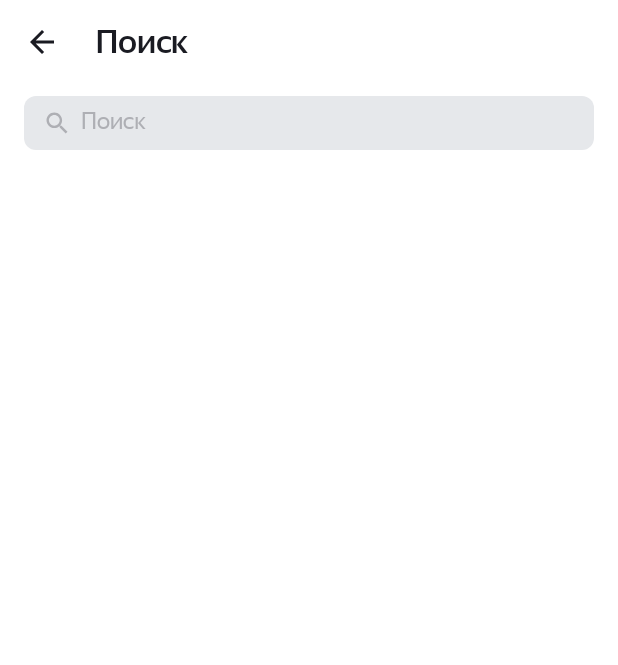
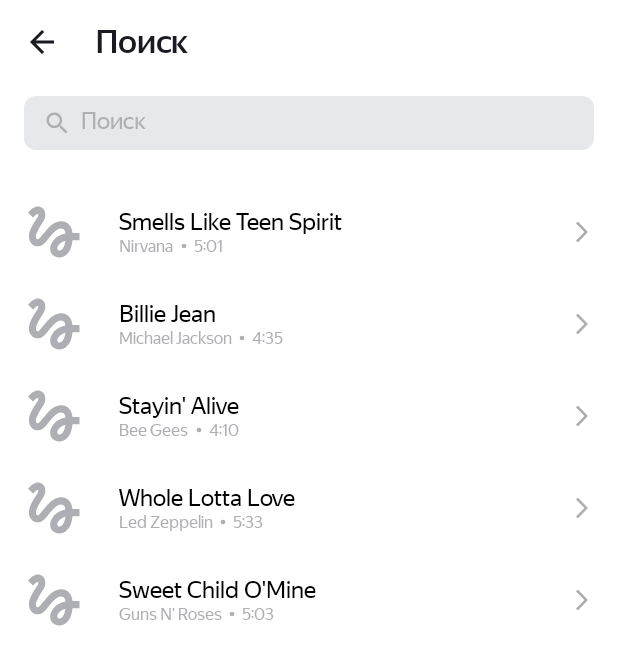
Before and after one commit to nemislimus/Playlist_Maker, an Android app: the SearchActivity screen opened directly, with no data from a screen before it, on a phone screen of 412 x 824 dp. Shown: the top 665 px of the screen. Run offline under Robolectric (Android 15) with nearby library versions, the phone set to English and light mode, and no system bars; pictures from the network do not load.

Commit message:
Сделал ДЗ по 10-му спринту

```diff
--- a/app/build.gradle.kts
+++ b/app/build.gradle.kts
@@ -43,6 +43,8 @@ dependencies {
     implementation("androidx.constraintlayout:constraintlayout:2.1.4")
     implementation("androidx.core:core-ktx:+")
     testImplementation("junit:junit:4.13.2")
+    implementation("com.github.bumptech.glide:glide:4.14.2")
+    annotationProcessor("com.github.bumptech.glide:compiler:4.14.2")
     androidTestImplementation("androidx.test.ext:junit:1.1.5")
     androidTestImplementation("androidx.test.espresso:espresso-core:3.5.1")
 }
--- a/app/src/main/AndroidManifest.xml
+++ b/app/src/main/AndroidManifest.xml
@@ -1,6 +1,8 @@
 <?xml version="1.0" encoding="utf-8"?>
 <manifest xmlns:android="http://schemas.android.com/apk/res/android"
     xmlns:tools="http://schemas.android.com/tools">
+
+    <uses-permission android:name="android.permission.INTERNET"/>
 
     <application
         android:allowBackup="true"
--- a/app/src/main/java/com/practicum/playlistmaker/SearchActivity.kt
+++ b/app/src/main/java/com/practicum/playlistmaker/SearchActivity.kt
@@ -11,12 +11,47 @@ import android.widget.Button
 import android.widget.EditText
 import android.widget.ImageView
 import android.widget.Toast
+import androidx.recyclerview.widget.LinearLayoutManager
+import androidx.recyclerview.widget.RecyclerView
 
 class SearchActivity : AppCompatActivity() {
 
-    private var searchBarTextValue: String? =
-        null  // сюда будем записывать текст из поисковой строки
+    private var searchBarTextValue: String? = null
     private lateinit var searchBar: EditText
+
+    // create mock data_list
+    private val trackListMock = arrayListOf(
+        Track(
+            "Smells Like Teen Spirit",
+            "Nirvana",
+            "5:01",
+            "https://is5-ssl.mzstatic.com/image/thumb/Music115/v4/7b/58/c2/7b58c21a-2b51-2bb2-e59a-9bb9b96ad8c3/00602567924166.rgb.jpg/100x100bb.jpg"
+        ),
+        Track(
+            "Billie Jean",
+            "Michael Jackson",
+            "4:35",
+            "https://is5-ssl.mzstatic.com/image/thumb/Music125/v4/3d/9d/38/3d9d3811-71f0-3a0e-1ada-3004e56ff852/827969428726.jpg/100x100bb.jpg"
+        ),
+        Track(
+            "Stayin' Alive",
+            "Bee Gees",
+            "4:10",
+            "https://is4-ssl.mzstatic.com/image/thumb/Music115/v4/1f/80/1f/1f801fc1-8c0f-ea3e-d3e5-387c6619619e/16UMGIM86640.rgb.jpg/100x100bb.jpg"
+        ),
+        Track(
+            "Whole Lotta Love",
+            "Led Zeppelin",
+            "5:33",
+            "https://is2-ssl.mzstatic.com/image/thumb/Music62/v4/7e/17/e3/7e17e33f-2efa-2a36-e916-7f808576cf6b/mzm.fyigqcbs.jpg/100x100bb.jpg"
+        ),
+        Track(
+            "Sweet Child O'Mine",
+            "Guns N' Roses",
+            "5:03",
+            "https://is5-ssl.mzstatic.com/image/thumb/Music125/v4/a0/4d/c4/a04dc484-03cc-02aa-fa82-5334fcb4bc16/18UMGIM24878.rgb.jpg/100x100bb.jpg"
+        ),
+    )
 
     override fun onCreate(savedInstanceState: Bundle?) {
         super.onCreate(savedInstanceState)
@@ -62,8 +97,12 @@ class SearchActivity : AppCompatActivity() {
                 searchBarTextValue = s.toString()
             }
         }
+        searchBar.addTextChangedListener(searchBarTextWatcher)
 
-        searchBar.addTextChangedListener(searchBarTextWatcher)
+        // Добавляем и оформляем список треков
+        val trackRecyclerView: RecyclerView = findViewById(R.id.rv_trackList)
+        trackRecyclerView.layoutManager = LinearLayoutManager(this, LinearLayoutManager.VERTICAL, false)
+        trackRecyclerView.adapter = TrackAdapter(trackListMock)
     }
 
     // Видимость "крестика" для очистки строки поиска
@@ -88,5 +127,7 @@ class SearchActivity : AppCompatActivity() {
 
     companion object {
         private const val EDIT_TEXT_VALUE = "EDIT_TEXT_VALUE"
+
+
     }
 }
--- /dev/null
+++ b/app/src/main/java/com/practicum/playlistmaker/Track.kt
@@ -0,0 +1,8 @@
+package com.practicum.playlistmaker
+
+data class Track(
+    val trackName: String,
+    val artistName: String,
+    val trackTime: String,
+    val artworkUrl100: String,
+)
--- /dev/null
+++ b/app/src/main/java/com/practicum/playlistmaker/TrackAdapter.kt
@@ -0,0 +1,19 @@
+package com.practicum.playlistmaker
+
+import android.view.LayoutInflater
+import android.view.ViewGroup
+import androidx.recyclerview.widget.RecyclerView
+
+class TrackAdapter(private val trackList: ArrayList<Track>): RecyclerView.Adapter<TrackViewHolder>() {
+
+    override fun onCreateViewHolder(parent: ViewGroup, viewType: Int): TrackViewHolder {
+        val view = LayoutInflater.from(parent.context).inflate(R.layout.track_list_item, parent, false)
+        return TrackViewHolder(view)
+    }
+
+    override fun onBindViewHolder(holder: TrackViewHolder, position: Int) {
+        holder.bind(trackList[position])
+    }
+
+    override fun getItemCount(): Int = trackList.size
+}
--- /dev/null
+++ b/app/src/main/java/com/practicum/playlistmaker/TrackViewHolder.kt
@@ -0,0 +1,47 @@
+package com.practicum.playlistmaker
+
+import android.content.Context
+import android.util.TypedValue
+import android.view.View
+import android.widget.ImageView
+import android.widget.TextView
+import androidx.recyclerview.widget.RecyclerView
+import com.bumptech.glide.Glide
+import com.bumptech.glide.load.resource.bitmap.RoundedCorners
+
+class TrackViewHolder(itemView: View) : RecyclerView.ViewHolder(itemView) {
+    private val trackImage: ImageView
+    private val trackName: TextView
+    private val trackArtistName: TextView
+    private val trackTime: TextView
+
+    init {
+        trackImage = itemView.findViewById(R.id.iv_trackImage)
+        trackName = itemView.findViewById(R.id.tv_trackName)
+        trackArtistName = itemView.findViewById(R.id.tv_trackArtistName)
+        trackTime = itemView.findViewById(R.id.tv_trackTime)
+    }
+
+    fun bind(model: Track) {
+        val cornerRadiusInPx = dpToPx(2f, itemView.context)
+
+        trackName.text = model.trackName
+        trackArtistName.text = model.artistName
+        trackTime.text = model.trackTime
+
+        Glide.with(itemView)
+            .load(model.artworkUrl100)
+            .placeholder(R.drawable.ic_placeholder)
+            .centerCrop()
+            .transform(RoundedCorners(cornerRadiusInPx))
+            .into(trackImage)
+    }
+
+    private fun dpToPx(dp: Float, context: Context): Int {
+        return TypedValue.applyDimension(
+            TypedValue.COMPLEX_UNIT_DIP,
+            dp,
+            context.resources.displayMetrics).toInt()
+    }
+
+}
--- /dev/null
+++ b/app/src/main/res/drawable/ic_placeholder.xml
@@ -0,0 +1,13 @@
+<vector xmlns:android="http://schemas.android.com/apk/res/android"
+    android:width="45dp"
+    android:height="45dp"
+    android:viewportWidth="45"
+    android:viewportHeight="45">
+  <group>
+    <clip-path
+        android:pathData="M0,0h45v45h-45z"/>
+    <path
+        android:pathData="M8.606,12.919C9.919,11.587 11.231,10.387 11.813,10.631C12.75,11.006 11.813,12.563 11.25,13.481C10.781,14.269 5.888,20.775 5.888,25.313C5.888,27.712 6.788,29.7 8.4,30.9C9.806,31.95 11.663,32.269 13.35,31.763C15.356,31.181 17.006,29.138 19.087,26.569C21.356,23.775 24.394,20.119 26.737,20.119C29.794,20.119 29.831,22.013 30.038,23.475C22.95,24.675 19.95,30.356 19.95,33.544C19.95,36.731 22.65,39.338 25.969,39.338C29.025,39.338 34.013,36.844 34.763,27.9H39.375V23.212H34.744C34.463,20.119 32.7,15.337 27.188,15.337C22.969,15.337 19.35,18.919 17.925,20.663C16.837,22.031 14.063,25.313 13.631,25.763C13.163,26.325 12.356,27.337 11.55,27.337C10.706,27.337 10.2,25.781 10.875,23.737C11.531,21.694 13.5,18.375 14.344,17.138C15.806,15 16.781,13.538 16.781,10.988C16.781,6.919 13.706,5.625 12.075,5.625C9.6,5.625 7.444,7.5 6.975,7.969C6.3,8.644 5.738,9.206 5.325,9.712L8.606,12.919ZM26.025,34.781C25.444,34.781 24.638,34.294 24.638,33.431C24.638,32.306 26.006,29.306 30.019,28.256C29.456,33.3 27.337,34.781 26.025,34.781Z"
+        android:fillColor="#AEAFB4"/>
+  </group>
+</vector>
--- /dev/null
+++ b/app/src/main/res/drawable/ic_time_divider.xml
@@ -0,0 +1,9 @@
+<vector xmlns:android="http://schemas.android.com/apk/res/android"
+    android:width="13dp"
+    android:height="13dp"
+    android:viewportWidth="13"
+    android:viewportHeight="13">
+  <path
+      android:pathData="M6.5,6.5m-1.5,0a1.5,1.5 0,1 1,3 0a1.5,1.5 0,1 1,-3 0"
+      android:fillColor="#AEAFB4"/>
+</vector>
--- a/app/src/main/res/layout/activity_search.xml
+++ b/app/src/main/res/layout/activity_search.xml
@@ -2,20 +2,22 @@
 <LinearLayout xmlns:android="http://schemas.android.com/apk/res/android"
     xmlns:app="http://schemas.android.com/apk/res-auto"
     xmlns:tools="http://schemas.android.com/tools"
-    style="@style/SettingsScreenLayout"
+    style="@style/SearchScreenLayout"
     android:orientation="vertical"
     tools:context=".SearchActivity">
 
     <Button
         android:id="@+id/outOfSearchButton"
         style="@style/SettingScreenButtonOrigin.OutOfSettingsButton"
-        android:layout_marginBottom="8dp"
+        android:layout_marginBottom="@dimen/classic_size_8dp"
+        android:layout_marginHorizontal="@dimen/classic_size_16dp"
         android:text="@string/main_search"
         app:icon="@drawable/ic_arrow_back" />
 
     <FrameLayout
         android:id="@+id/searchBar"
-        style="@style/SearchBarContainer.theme">
+        style="@style/SearchBarContainer.theme"
+        android:layout_marginBottom="@dimen/classic_size_24dp">
 
         <ImageView
             android:id="@+id/zoomSearchBarIcon"
@@ -37,4 +39,11 @@
 
     </FrameLayout>
 
+    <androidx.recyclerview.widget.RecyclerView
+        android:id="@+id/rv_trackList"
+        android:layout_width="match_parent"
+        android:layout_height="wrap_content" />
+
+
+
 </LinearLayout>
--- /dev/null
+++ b/app/src/main/res/layout/track_list_item.xml
@@ -0,0 +1,77 @@
+<?xml version="1.0" encoding="utf-8"?>
+<androidx.cardview.widget.CardView xmlns:android="http://schemas.android.com/apk/res/android"
+    xmlns:tools="http://schemas.android.com/tools"
+    xmlns:app="http://schemas.android.com/apk/res-auto"
+    android:layout_width="match_parent"
+    android:layout_height="wrap_content"
+    android:layout_marginStart="@dimen/classic_size_13dp"
+    android:layout_marginEnd="@dimen/classic_size_12dp"
+    app:cardElevation="0dp"
+    app:cardBackgroundColor="@android:color/transparent"
+    android:foreground="?attr/selectableItemBackground">
+
+    <ImageView
+        android:id="@+id/iv_trackImage"
+        android:layout_width="@dimen/search_list_image_45dp"
+        android:layout_height="@dimen/search_list_image_45dp"
+        android:layout_marginVertical="@dimen/classic_size_8dp"
+        android:layout_gravity="start|center_vertical"
+        android:background="@android:color/transparent"
+        tools:src="@drawable/ic_placeholder"/>
+
+    <LinearLayout
+        android:layout_width="match_parent"
+        android:layout_height="match_parent"
+        android:layout_marginVertical="@dimen/classic_size_14dp"
+        android:layout_marginStart="66dp"
+        android:layout_marginEnd="44dp"
+        android:layout_gravity="center_vertical"
+        android:orientation="vertical"
+        android:background="@android:color/transparent">
+
+        <TextView
+            style="@style/TrackSmallText.SongName.theme"
+            android:id="@+id/tv_trackName"
+            tools:text="Smells Like Teen Spirit Smells Like Teen Spirit" />
+
+        <LinearLayout
+            android:layout_width="wrap_content"
+            android:layout_height="wrap_content"
+            android:orientation="horizontal"
+            android:background="@android:color/transparent"
+            android:gravity="bottom">
+
+            <TextView
+                style="@style/TrackSmallText.theme"
+                android:id="@+id/tv_trackArtistName"
+                android:layout_width="0dp"
+                android:layout_weight="1"
+                tools:text="Smells Like Teen Spirit " />
+
+            <ImageView
+                style="@style/TrackArrowAndDivider"
+                android:id="@+id/iv_trackTime_divider"
+                android:layout_width="wrap_content"
+                android:layout_height="wrap_content"
+                android:layout_gravity="center"
+                android:src="@drawable/ic_time_divider" />
+
+            <TextView
+                style="@style/TrackSmallText.theme"
+                android:id="@+id/tv_trackTime"
+                tools:text="2:55" />
+
+        </LinearLayout>
+
+    </LinearLayout>
+
+    <ImageView
+        style="@style/TrackArrowAndDivider"
+        android:id="@+id/iv_trackArrow"
+        android:layout_width="wrap_content"
+        android:layout_height="wrap_content"
+        android:layout_gravity="end|center_vertical"
+        android:background="@android:color/transparent"
+        android:src="@drawable/arrow_forward" />
+
+</androidx.cardview.widget.CardView>
--- a/app/src/main/res/values-night/themes.xml
+++ b/app/src/main/res/values-night/themes.xml
@@ -31,4 +31,16 @@
         <item name="android:backgroundTint">@color/white</item>
     </style>
 
+    <style name="TrackSmallText.theme">
+        <item name="android:textColor">@color/white</item>
+    </style>
+
+    <style name="TrackArrowAndDivider">
+        <item name="tint">@color/white</item>
+    </style>
+
+    <style name="TrackSmallText.SongName.theme">
+        <item name="android:textColor">@color/white</item>
+    </style>
+
 </resources>
--- a/app/src/main/res/values/colors.xml
+++ b/app/src/main/res/values/colors.xml
@@ -6,4 +6,5 @@
     <color name="blue_pale">#9FBBF3</color>
     <color name="grey">#AEAFB4</color>
     <color name="grey_pale">#E6E8EB</color>
+    <color name="black">#000000</color>
 </resources>
--- a/app/src/main/res/values/dimens.xml
+++ b/app/src/main/res/values/dimens.xml
@@ -1,7 +1,9 @@
 <resources>
     <dimen name="main_layout_margin">16dp</dimen>
     <dimen name="main_screen_text_size">22sp</dimen>
+    <dimen name="text_size_11sp">11sp</dimen>
     <dimen name="settings_menu_text_size">16sp</dimen>
+    <dimen name="text_size_16sp">16sp</dimen>
     <dimen name="button_classic_radius">16dp</dimen>
     <dimen name="search_bar_side_padding">14dp</dimen>
     <dimen name="search_bar_icon_padding">8dp</dimen>
@@ -9,5 +11,12 @@
     <dimen name="search_bar_text_padding">38dp</dimen>
     <dimen name="search_bar_margin_top">10dp</dimen>
     <dimen name="search_bar_text_margin_top">10dp</dimen>
+    <dimen name="classic_size_8dp">8dp</dimen>
+    <dimen name="classic_size_12dp">12dp</dimen>
+    <dimen name="classic_size_13dp">13dp</dimen>
+    <dimen name="classic_size_14dp">14dp</dimen>
     <dimen name="classic_size_16dp">16dp</dimen>
+    <dimen name="classic_size_24dp">24dp</dimen>
+    <dimen name="classic_size_60dp">60dp</dimen>
+    <dimen name="search_list_image_45dp">45dp</dimen>
 </resources>
--- a/app/src/main/res/values/styles.xml
+++ b/app/src/main/res/values/styles.xml
@@ -103,6 +103,13 @@
         <item name="android:background">?attr/colorSecondary</item>
     </style>
 
+    <style name="SearchScreenLayout">
+        <item name="android:layout_width">match_parent</item>
+        <item name="android:layout_height">match_parent</item>
+        <item name="android:orientation">vertical</item>
+        <item name="android:background">?attr/colorSecondary</item>
+    </style>
+
 <!--    ////Стили для строки поиска-->
 
     <style name="SearchIcons">
@@ -134,7 +141,32 @@
         <item name="android:layout_width">match_parent</item>
         <item name="android:layout_height">wrap_content</item>
         <item name="android:gravity">center_horizontal</item>
+        <item name="android:layout_marginHorizontal">@dimen/classic_size_16dp</item>
         <item name="android:background">@drawable/search_background</item>
     </style>
 
+    <style name="TrackSmallText">
+        <item name="android:layout_width">wrap_content</item>
+        <item name="android:layout_height">wrap_content</item>
+        <item name="android:layout_gravity">start|bottom</item>
+        <item name="android:textSize">@dimen/text_size_11sp</item>
+        <item name="android:fontFamily">@font/ys_display_regular</item>
+        <item name="android:textFontWeight">400</item>
+        <item name="android:maxLines">1</item>
+        <item name="android:ellipsize">end</item>
+        <item name="android:background">@android:color/transparent</item>
+    </style>
+
+    <style name="TrackSmallText.SongName">
+        <item name="android:layout_width">wrap_content</item>
+        <item name="android:layout_height">wrap_content</item>
+        <item name="android:layout_gravity">start|bottom</item>
+        <item name="android:textSize">@dimen/text_size_16sp</item>
+        <item name="android:fontFamily">@font/ys_display_regular</item>
+        <item name="android:textFontWeight">400</item>
+        <item name="android:maxLines">1</item>
+        <item name="android:ellipsize">end</item>
+        <item name="android:background">@android:color/transparent</item>
+    </style>
+
 </resources>
--- a/app/src/main/res/values/themes.xml
+++ b/app/src/main/res/values/themes.xml
@@ -33,4 +33,16 @@
         <item name="android:backgroundTint">@color/grey_pale</item>
     </style>
 
+    <style name="TrackSmallText.theme">
+        <item name="android:textColor">@color/grey</item>
+    </style>
+
+    <style name="TrackArrowAndDivider">
+        <item name="tint">@color/grey</item>
+    </style>
+
+    <style name="TrackSmallText.SongName.theme">
+        <item name="android:textColor">@color/black</item>
+    </style>
+
 </resources>
```
